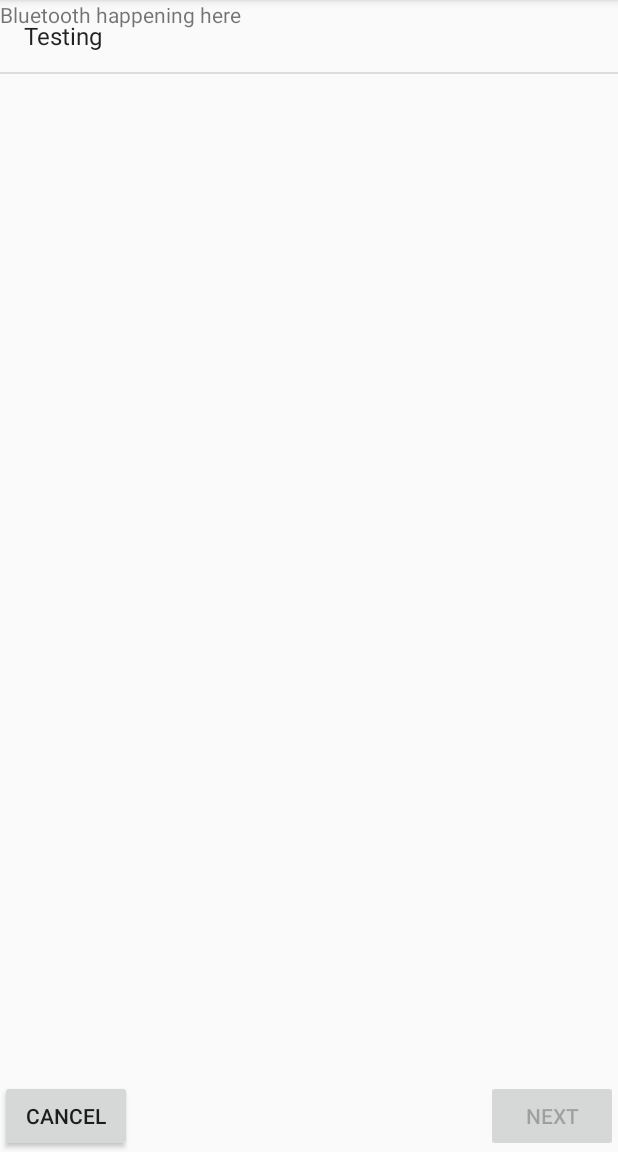
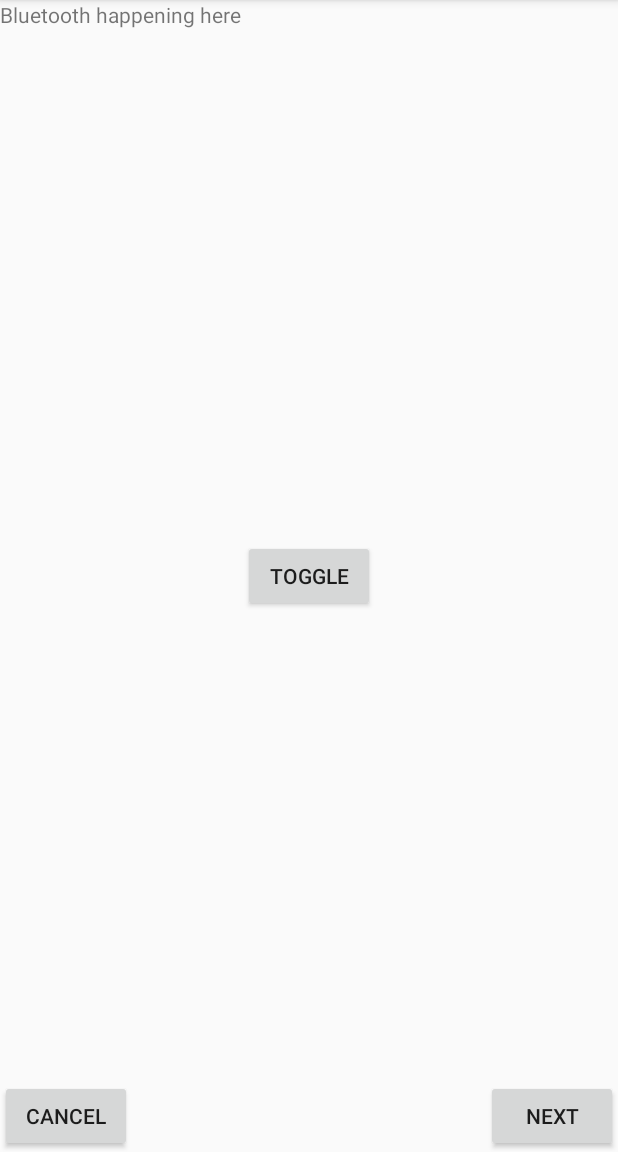
Before and after one commit to jbeaulieu/regal_iot, an Android app: the GatewayBluetoothActivity screen opened directly, with no data from a screen before it, on a phone screen of 412 x 824 dp, the part 84-1236 px from its top. Run offline under Robolectric (Android 15) with nearby library versions, the phone set to English and light mode, and no system bars.

Commit message:
Add bluetooth toggle
Add button to GatewayBluetoothActivity to toggle BT on/off. Button will be removed after testing automatic discovery of gateway device

```diff
--- a/android/RegalIoT/app/src/main/AndroidManifest.xml
+++ b/android/RegalIoT/app/src/main/AndroidManifest.xml
@@ -9,6 +9,9 @@
     <uses-permission android:name="android.permission.INTERNET" />
     <uses-permission android:name="android.permission.BLUETOOTH"/>
     <uses-permission android:name="android.permission.BLUETOOTH_ADMIN"/>
+    <uses-permission android:name="android.permission.ACCESS_COARSE_LOCATION"/>
+    <uses-permission android:name="android.permission.ACCESS_FINE_LOCATION"/>
+    <uses-permission android:name="android.permission.BLUETOOTH_PRIVILEGED"/>
 
     <application
         android:allowBackup="true"
--- a/android/RegalIoT/app/src/main/java/com/regal/iotdemo/GatewayBluetoothActivity.java
+++ b/android/RegalIoT/app/src/main/java/com/regal/iotdemo/GatewayBluetoothActivity.java
@@ -9,85 +9,87 @@ import android.content.IntentFilter;
 import android.support.v7.app.ActionBar;
 import android.support.v7.app.AppCompatActivity;
 import android.os.Bundle;
-import android.support.v7.widget.RecyclerView;
-import android.widget.ArrayAdapter;
-import android.widget.ListView;
-
-import java.util.ArrayList;
-import java.util.List;
+import android.util.Log;
+import android.view.View;
+import android.widget.Button;
 
 public class GatewayBluetoothActivity extends AppCompatActivity {
 
-    public static final int REQUEST_ENABLE_BT = 1;
+    private static final String TAG = "BluetoothActivity";
+    BluetoothAdapter mBlueToothAdapter;
 
-    @Override
-    protected void onCreate(Bundle savedInstanceState) {
-        super.onCreate(savedInstanceState);
-        setupActionBar();
-        setContentView(R.layout.activity_gateway_bluetooth);
-
-        final ArrayAdapter<String> mArrayAdapter = new ArrayAdapter<>(this, android.R.layout.simple_list_item_1);
-
-        ListView mListView = (ListView) findViewById(R.id.bluetooth_list);
-
-        BluetoothAdapter bluetoothAdapter = BluetoothAdapter.getDefaultAdapter();
-        if(bluetoothAdapter == null) {
-            /* TODO: Toast to inform user that gateway cannot be configured with this device
-                Device does not support bluetooth.
-             */
-        }
-        else if (!bluetoothAdapter.isEnabled()) {
-            Intent enableBtIntent = new Intent(BluetoothAdapter.ACTION_REQUEST_ENABLE);
-            startActivityForResult(enableBtIntent, REQUEST_ENABLE_BT);
-        }
-
-
-        bluetoothAdapter.startDiscovery();
-
-
-        mReceiver = new BroadcastReceiver() {
-            public void onReceive(Context context, Intent intent) {
-                String action = intent.getAction();
-
-                //Finding devices
-                if (BluetoothDevice.ACTION_FOUND.equals(action))
-                {
-                    // Get the BluetoothDevice object from the Intent
-                    BluetoothDevice device = intent.getParcelableExtra(BluetoothDevice.EXTRA_DEVICE);
-                    // Add the name and address to an array adapter to show in a ListView
-                    mArrayAdapter.add(device.getName() + "\n" + device.getAddress());
-                }
-            }
-        };
-
-        mArrayAdapter.add("Testing");
-
-        IntentFilter filter = new IntentFilter(BluetoothDevice.ACTION_FOUND);
-        registerReceiver(mReceiver, filter);
-
-        mListView.setAdapter(mArrayAdapter);
-    }
-
-    // Create a BroadcastReceiver for ACTION_FOUND.
-    private BroadcastReceiver mReceiver = new BroadcastReceiver() {
+    // Create a BroadcastReceiver for ACTION_STATE_CHANGED.
+    private final BroadcastReceiver mBroadcastReceiver = new BroadcastReceiver() {
         public void onReceive(Context context, Intent intent) {
             String action = intent.getAction();
-            if (BluetoothDevice.ACTION_FOUND.equals(action)) {
-                // Discovery has found a device. Get the BluetoothDevice
-                // object and its info from the Intent.
-                BluetoothDevice device = intent.getParcelableExtra(BluetoothDevice.EXTRA_DEVICE);
-                String deviceName = device.getName();
-                String deviceHardwareAddress = device.getAddress(); // MAC address
+            // When the bluetooth receiver changes action state
+            if (action.equals(mBlueToothAdapter.ACTION_STATE_CHANGED)) {
+                final int state = intent.getIntExtra(BluetoothAdapter.EXTRA_STATE, mBlueToothAdapter.ERROR);
+
+                switch (state) {
+                    case BluetoothAdapter.STATE_ON:
+                        Log.d(TAG, "STATE ON");
+                        break;
+                    case BluetoothAdapter.STATE_TURNING_ON:
+                        Log.d(TAG, "STATE TURNING ON");
+                        break;
+                    case BluetoothAdapter.STATE_OFF:
+                        Log.d(TAG, "STATE OFF");
+                        break;
+                    case BluetoothAdapter.STATE_TURNING_OFF:
+                        Log.d(TAG, "STATE TURNING OFF");
+                        break;
+                }
             }
         }
     };
 
     @Override
+    protected void onCreate(Bundle savedInstanceState) {
+        super.onCreate(savedInstanceState);
+        setContentView(R.layout.activity_gateway_bluetooth);
+        setupActionBar();
+
+        Button mBluetoothButton = (Button) findViewById(R.id.bluetooth_toggle);
+
+        mBlueToothAdapter = BluetoothAdapter.getDefaultAdapter();
+
+        mBluetoothButton.setOnClickListener(new View.OnClickListener() {
+            @Override
+            public void onClick(View v) {
+                Log.d(TAG, "onClick: Toggling BT");
+                ToggleBluetooth();
+            }
+        });
+    }
+
+    public void ToggleBluetooth() {
+        if(mBlueToothAdapter == null) {
+            Log.d(TAG, "ToggleBluetooth: Device does not support BT");
+        }
+        else if(!mBlueToothAdapter.isEnabled()) {   // BT is disabled, turn on
+            Log.d(TAG, "ToggleBluetooth: Turning on BT");
+            Intent enableBTIntent = new Intent(BluetoothAdapter.ACTION_REQUEST_ENABLE);
+            startActivity(enableBTIntent);
+            // Register new IntentFilter to catch BT state changes - changes will flag mBroadcastReceiver
+            IntentFilter BTIntent = new IntentFilter(BluetoothAdapter.ACTION_STATE_CHANGED);
+            registerReceiver(mBroadcastReceiver, BTIntent);
+        }
+        else if(mBlueToothAdapter.isEnabled()) {    // BT is already enabled, turn off
+            Log.d(TAG, "ToggleBluetooth: Turning off BT");
+            mBlueToothAdapter.disable();
+            // Register new IntentFilter to catch BT state changes - changes will flag mBroadcastReceiver
+            IntentFilter BTIntent = new IntentFilter(BluetoothAdapter.ACTION_STATE_CHANGED);
+            registerReceiver(mBroadcastReceiver, BTIntent);
+        }
+    }
+
+    // Unregister broadcast receiver when application is paused or destroyed.
+    @Override
     protected void onDestroy() {
+        Log.d(TAG, "Calling onDestroy()");
         super.onDestroy();
-
-        // Unregister the ACTION_FOUND receiver.
-        unregisterReceiver(mReceiver);
+        unregisterReceiver(mBroadcastReceiver);
     }
 
     private void setupActionBar() {
--- a/android/RegalIoT/app/src/main/res/layout/activity_gateway_bluetooth.xml
+++ b/android/RegalIoT/app/src/main/res/layout/activity_gateway_bluetooth.xml
@@ -17,6 +17,13 @@
             android:text="Bluetooth happening here" />
 
         <Button
+            android:id="@+id/bluetooth_toggle"
+            android:layout_width="wrap_content"
+            android:layout_height="wrap_content"
+            android:layout_gravity="center"
+            android:text="Toggle"/>
+
+        <Button
             android:id="@+id/cancel_button"
             android:layout_width="wrap_content"
             android:layout_height="wrap_content"
@@ -28,13 +35,12 @@
             android:layout_width="wrap_content"
             android:layout_height="wrap_content"
             android:layout_gravity="bottom|end"
-            android:enabled="false"
             android:text="Next" />
 
-        <ListView
-            android:id="@+id/bluetooth_list"
-            android:layout_width="match_parent"
-            android:layout_height="match_parent" />
+        <!--<ListView-->
+            <!--android:id="@+id/bluetooth_list"-->
+            <!--android:layout_width="match_parent"-->
+            <!--android:layout_height="match_parent" />-->
 
     </FrameLayout>
 
```
